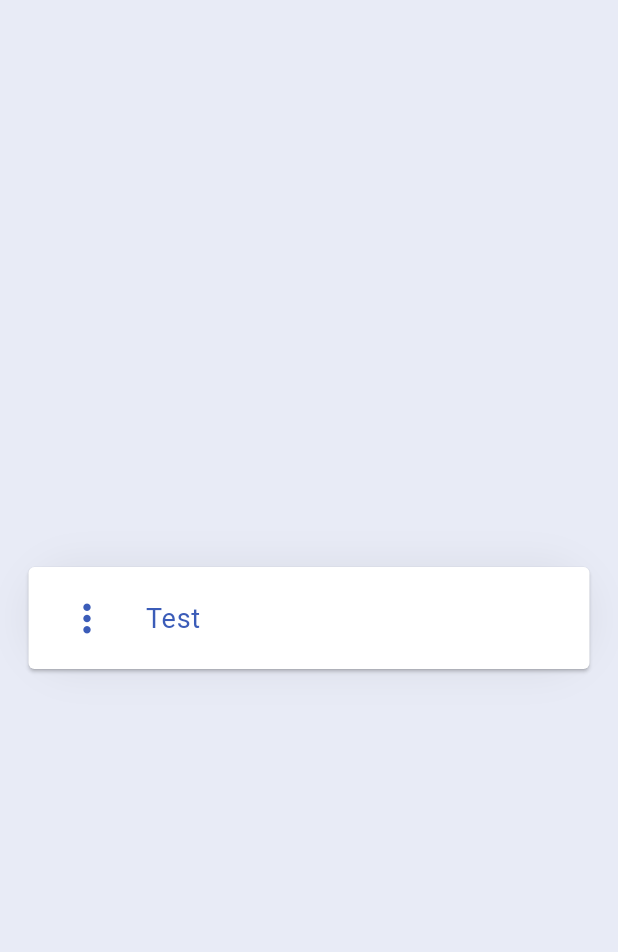
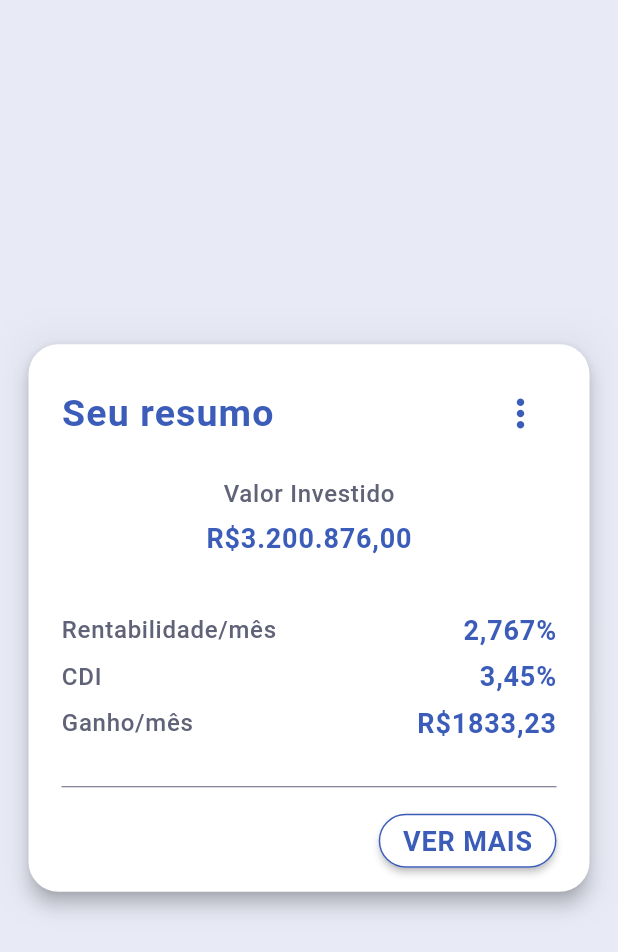
Before and after one commit to FelipeQueFez/challenge-fliper, a Flutter app: the screen it shows after launch, on a phone screen of 412 x 824 dp. Shown: the top 952 px of the screen. Run offline on Flutter 3.47's test engine with Material 2 defaults, Android fonts, the phone set to English and light mode, and no system bars; our stand-ins replace get_it.

Commit message:
Implemented layout

```diff
--- a/lib/theme.dart
+++ b/lib/theme.dart
@@ -9,6 +9,7 @@ ThemeData getTheme(BuildContext context) {
         color: AppColors.primary,
         fontSize: 25,
         letterSpacing: 0.75,
+        fontWeight: FontWeight.bold,
       ),
       subtitle2: TextStyle(
         color: AppColors.primary,
@@ -24,6 +25,7 @@ ThemeData getTheme(BuildContext context) {
         color: AppColors.primary,
         fontSize: 18,
         letterSpacing: 0.54,
+        fontWeight: FontWeight.bold,
       ),
     ),
   );
--- a/lib/views/resume/resume_page.dart
+++ b/lib/views/resume/resume_page.dart
@@ -1,5 +1,4 @@
-import 'package:challenge_fliper/app_colors.dart';
-import 'package:challenge_fliper/views/shared/custom_card.dart';
+import 'package:challenge_fliper/views/resume/widgets/resume_card.dart';
 import 'package:challenge_fliper/views/shared/custom_container.dart';
 import 'package:challenge_fliper/views/shared/custom_scaffold.dart';
 import 'package:flutter/material.dart';
@@ -16,11 +15,7 @@ class _ResumePageState extends State<ResumePage> {
       appBar: null,
       child: CustomContainer(
         child: Center(
-          child: CustomCard(
-            backgroundColor: AppColors.white,
-            icon: Icons.more_vert,
-            title: Text('Test'),
-          ),
+          child: ResumeCard(),
         ),
       ),
     );
--- /dev/null
+++ b/lib/views/resume/widgets/resume_card.dart
@@ -0,0 +1,143 @@
+import 'package:challenge_fliper/app_colors.dart';
+import 'package:challenge_fliper/views/shared/spacer_box.dart';
+import 'package:challenge_fliper/views/shared/extensions.dart';
+import 'package:flutter/material.dart';
+
+class ResumeCard extends StatelessWidget {
+  const ResumeCard({
+    Key key,
+  }) : super(key: key);
+
+  @override
+  Widget build(BuildContext context) {
+    return Container(
+      decoration: BoxDecoration(
+        boxShadow: <BoxShadow>[
+          BoxShadow(
+            blurRadius: 20,
+            color: Color.fromRGBO(0, 0, 0, .05),
+          ),
+        ],
+      ),
+      child: Card(
+        color: AppColors.white,
+        elevation: 5,
+        shape: RoundedRectangleBorder(
+          borderRadius: BorderRadius.circular(20.0),
+        ),
+        child: Padding(
+          padding: EdgeInsets.only(top: 22, left: 22, right: 22, bottom: 10),
+          child: Column(
+            mainAxisSize: MainAxisSize.min,
+            children: <Widget>[
+              _buildTitle(context),
+              SpacerBox.v20,
+              _buildSubTitle(context),
+              SpacerBox.v40,
+              _buildInformations(context),
+              SpacerBox.v30,
+              _buildDivider(),
+              SpacerBox.v10,
+              _buildViewMore(context),
+            ],
+          ),
+        ),
+      ),
+    );
+  }
+
+  Widget _buildViewMore(BuildContext context) {
+    return Row(
+      mainAxisAlignment: MainAxisAlignment.end,
+      children: <Widget>[
+        RaisedButton(
+          onPressed: () {},
+          color: AppColors.white,
+          shape: RoundedRectangleBorder(
+            side: BorderSide(color: AppColors.primary, width: 1),
+            borderRadius: BorderRadius.circular(40),
+          ),
+          child: "VER MAIS".bodyText2(context),
+        )
+      ],
+    );
+  }
+
+  Widget _buildInformations(BuildContext context) {
+    return Column(
+      children: <Widget>[
+        _buildLine1(context),
+        SpacerBox.v10,
+        _buildLine2(context),
+        SpacerBox.v10,
+        _buildLine3(context),
+      ],
+    );
+  }
+
+  Widget _buildDivider() {
+    return Divider(
+      color: AppColors.gray,
+      height: 4,
+    );
+  }
+
+  Widget _buildLine3(BuildContext context) {
+    return Row(
+      mainAxisAlignment: MainAxisAlignment.spaceBetween,
+      children: <Widget>[
+        "Ganho/mês".bodyText1(context),
+        "R\$1833,23".bodyText2(context),
+      ],
+    );
+  }
+
+  Widget _buildLine2(BuildContext context) {
+    return Row(
+      mainAxisAlignment: MainAxisAlignment.spaceBetween,
+      children: <Widget>[
+        "CDI".bodyText1(context),
+        "3,45%".bodyText2(context),
+      ],
+    );
+  }
+
+  Widget _buildLine1(BuildContext context) {
+    return Row(
+      mainAxisAlignment: MainAxisAlignment.spaceBetween,
+      children: <Widget>[
+        "Rentabilidade/mês".bodyText1(context),
+        "2,767%".bodyText2(context),
+      ],
+    );
+  }
+
+  Widget _buildSubTitle(BuildContext context) {
+    return Column(
+      children: <Widget>[
+        "Valor Investido".bodyText1(context),
+        SpacerBox.v10,
+        "R\$3.200.876,00".bodyText2(context),
+      ],
+    );
+  }
+
+  Widget _buildTitle(BuildContext context) {
+    return Row(
+      mainAxisAlignment: MainAxisAlignment.spaceBetween,
+      crossAxisAlignment: CrossAxisAlignment.center,
+      children: <Widget>[
+        "Seu resumo".headline6(context),
+        SpacerBox.h10,
+        IconButton(
+          icon: Icon(
+            Icons.more_vert,
+            size: 30,
+            color: AppColors.primary,
+          ),
+          onPressed: () {},
+        ),
+      ],
+    );
+  }
+}
--- a/lib/views/shared/custom_card.dart
+++ /dev/null
@@ -1,60 +0,0 @@
-import 'package:challenge_fliper/app_colors.dart';
-import 'package:challenge_fliper/views/shared/spacer_box.dart';
-import 'package:flutter/material.dart';
-
-class CustomCard extends StatelessWidget {
-  final Text title;
-  final IconData icon;
-  final Color backgroundColor;
-  final Function iconOnPressed;
-
-  const CustomCard(
-      {Key key,
-      this.title,
-      this.icon,
-      this.backgroundColor,
-      this.iconOnPressed})
-      : super(key: key);
-
-  @override
-  Widget build(BuildContext context) {
-    return Container(
-      decoration: BoxDecoration(
-        boxShadow: <BoxShadow>[
-          BoxShadow(
-            blurRadius: 20,
-            color: Color.fromRGBO(0, 0, 0, .05),
-          ),
-        ],
-        borderRadius: BorderRadius.circular(50.0),
-      ),
-      child: Card(
-        color: backgroundColor,
-        child: Padding(
-          padding: EdgeInsets.all(10),
-          child: Row(
-            mainAxisAlignment: MainAxisAlignment.start,
-            crossAxisAlignment: CrossAxisAlignment.center,
-            children: <Widget>[
-              Padding(
-                padding: EdgeInsets.only(left: 5, right: 5),
-                child: IconButton(
-                  icon: Icon(
-                    icon,
-                    size: 30,
-                    color: AppColors.primary,
-                  ),
-                  onPressed: () {
-                    iconOnPressed();
-                  },
-                ),
-              ),
-              SpacerBox.h10,
-              title
-            ],
-          ),
-        ),
-      ),
-    );
-  }
-}
--- a/lib/views/shared/spacer_box.dart
+++ b/lib/views/shared/spacer_box.dart
@@ -10,6 +10,15 @@ class SpacerBox {
   );
   static const v10 = SizedBox(
     height: 10,
+  );
+  static const v20 = SizedBox(
+    height: 20,
+  );
+  static const v40 = SizedBox(
+    height: 40,
+  );
+  static const v30 = SizedBox(
+    height: 30,
   );
 
   // Horizontal Spaces
```
